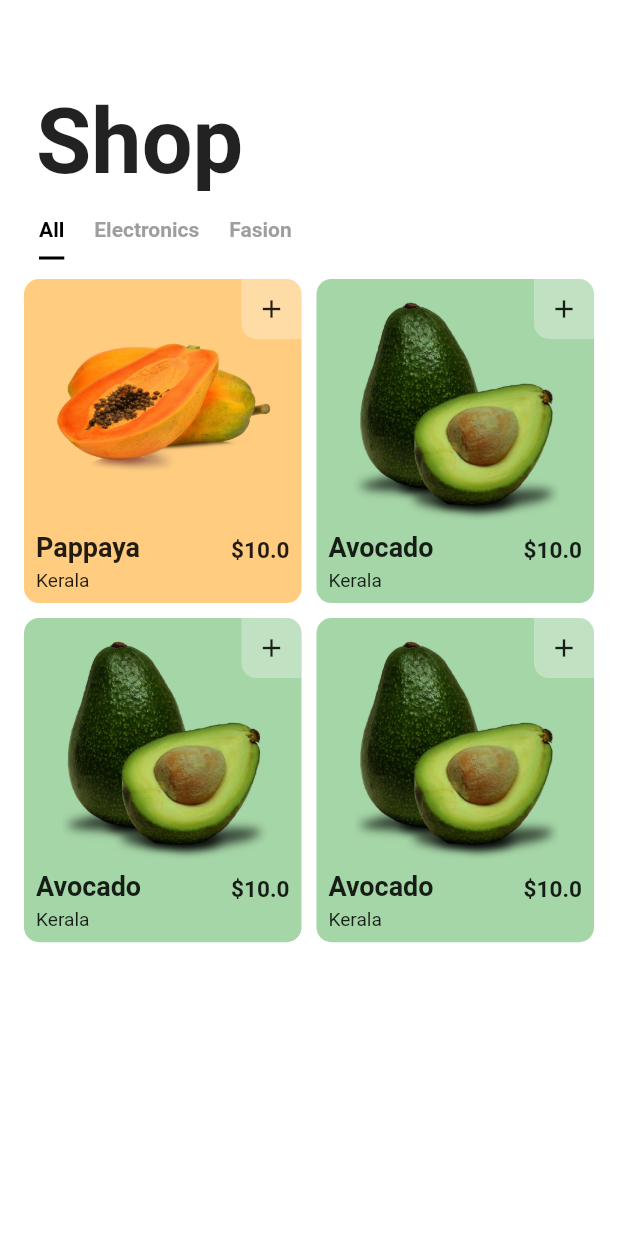
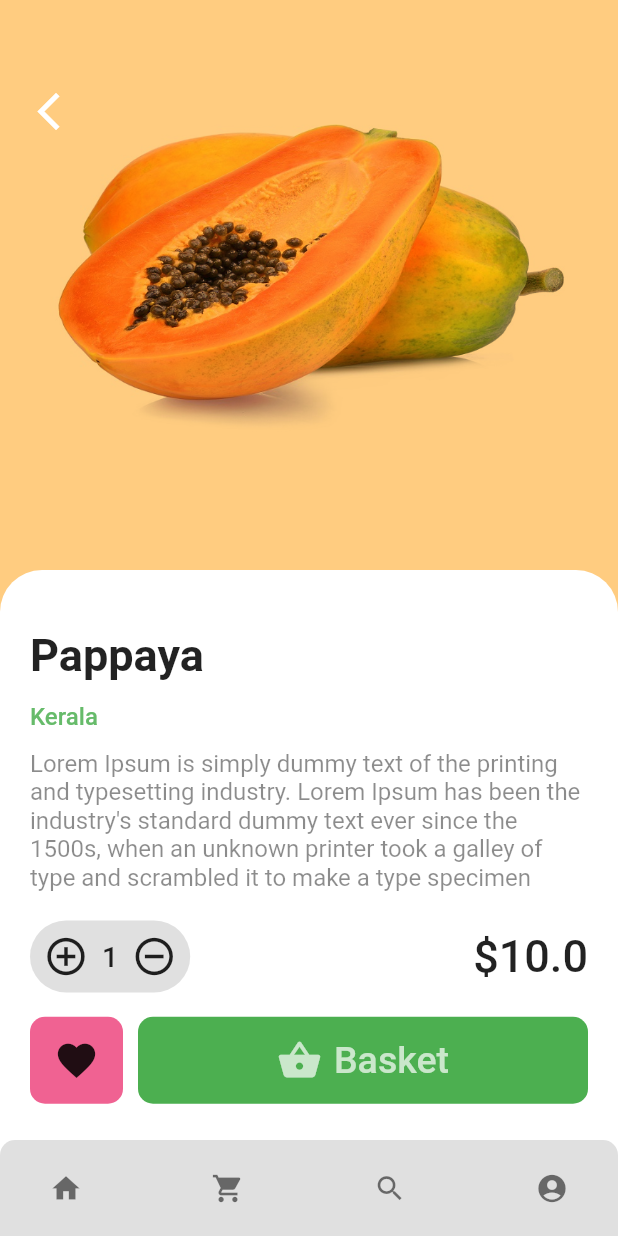
Before and after one commit to amal-chandran/tinker-hub-flutter-tasks, a Flutter app: the screen it shows after launch, on a phone screen of 412 x 824 dp. Run offline on Flutter 3.47's test engine with Material 2 defaults, Android fonts, the phone set to English and light mode, and no system bars.

Commit message:
created product details view

```diff
--- a/task_3/lib/main.dart
+++ b/task_3/lib/main.dart
@@ -1,5 +1,6 @@
 import 'package:flutter/material.dart';
 import 'package:task_3/screens/home.dart';
+import 'package:task_3/screens/product_details.dart';
 
 void main() => runApp(MyApp());
 
@@ -11,7 +12,57 @@ class MyApp extends StatelessWidget {
       theme: ThemeData(
         primarySwatch: Colors.blue,
       ),
-      home: Scaffold(body: Home()),
+      home: Scaffold(
+          body: Container(
+              child: Container(
+                  decoration: BoxDecoration(color: Colors.white),
+                  child: Column(
+                      crossAxisAlignment: CrossAxisAlignment.center,
+                      mainAxisAlignment: MainAxisAlignment.spaceBetween,
+                      children: <Widget>[
+                        ProductDetails(),
+                        // Home(),
+                        Container(
+                          padding: EdgeInsets.symmetric(horizontal: 12),
+                          decoration: BoxDecoration(
+                            borderRadius: BorderRadius.only(
+                                topLeft: Radius.circular(10),
+                                topRight: Radius.circular(10)),
+                            color: Colors.black12,
+                            // border: Border(
+                            //     top: BorderSide(
+                            //         style: BorderStyle.solid,
+                            //         color: Colors.grey,
+                            //         width: 1))
+                          ),
+                          child: Row(
+                              mainAxisAlignment: MainAxisAlignment.spaceBetween,
+                              children: [
+                                {"name": "Home", "icon": Icons.home},
+                                {"name": "Cart", "icon": Icons.shopping_cart},
+                                {"name": "Search", "icon": Icons.search},
+                                {
+                                  "name": "Account",
+                                  "icon": Icons.account_circle
+                                },
+                              ]
+                                  .map(
+                                    (menuItems) => Container(
+                                      padding: EdgeInsets.all(8),
+                                      child: IconButton(
+                                        color: Colors.black54,
+                                        icon: Icon(
+                                          menuItems["icon"],
+                                          size: 22,
+                                        ),
+                                        // iconSize: 24,
+                                        onPressed: () => {},
+                                      ),
+                                    ),
+                                  )
+                                  .toList()),
+                        )
+                      ])))),
     );
   }
 }
--- a/task_3/lib/models/product_model.dart
+++ b/task_3/lib/models/product_model.dart
@@ -5,6 +5,7 @@ class ProductModel {
   double id;
   String imageURL;
   String location;
+  String desc;
   double price;
   Color bgColor;
 
@@ -13,6 +14,7 @@ class ProductModel {
       this.name,
       this.bgColor,
       this.location,
+      this.desc = "",
       this.imageURL,
       this.price});
 }
--- a/task_3/lib/screens/home.dart
+++ b/task_3/lib/screens/home.dart
@@ -44,12 +44,14 @@ class Home extends StatelessWidget {
     var sideRight = productsList.sublist(
         (productsList.length ~/ 2).toInt(), productsList.length);
     return Container(
-      width: double.infinity,
-      height: double.infinity,
+      // width: double.infinity,
+      // height: double.infinity,
       padding: EdgeInsets.fromLTRB(16, 51, 16, 16),
-      decoration: BoxDecoration(color: Colors.white),
       child: Column(
         crossAxisAlignment: CrossAxisAlignment.start,
+        children: <Widget>[
+          Row(
+            mainAxisAlignment: MainAxisAlignment.spaceBetween,
             children: <Widget>[
               Padding(
                 padding: const EdgeInsets.all(8.0),
@@ -57,6 +59,31 @@ class Home extends StatelessWidget {
                   "Shop",
                   style: TextStyle(fontSize: 60, fontWeight: FontWeight.bold),
                 ),
+              ),
+              Row(
+                mainAxisAlignment: MainAxisAlignment.end,
+                children: <Widget>[
+                  // IconButton(
+                  //   icon: Icon(
+                  //     Icons.menu,
+                  //   ),
+                  //   onPressed: () => {},
+                  // ),
+                  IconButton(
+                    icon: Icon(
+                      Icons.shopping_cart,
+                    ),
+                    onPressed: () => {},
+                  ),
+                  // IconButton(
+                  //   icon: Icon(
+                  //     Icons.search,
+                  //   ),
+                  //   onPressed: () => {},
+                  // )
+                ],
+              ),
+            ],
           ),
           Row(
             children: ["All", "Electronics", "Fasion"]
--- /dev/null
+++ b/task_3/lib/screens/product_details.dart
@@ -0,0 +1,221 @@
+import 'package:flutter/material.dart';
+import 'package:flutter/widgets.dart';
+import 'package:task_3/models/product_model.dart';
+
+class ProductDetails extends StatefulWidget {
+  final ProductModel productData = ProductModel(
+      id: 1,
+      imageURL: "assets/images/1.png",
+      price: 10,
+      name: "Pappaya",
+      location: "Kerala",
+      desc:
+          "Lorem Ipsum is simply dummy text of the printing and typesetting industry. Lorem Ipsum has been the industry's standard dummy text ever since the 1500s, when an unknown printer took a galley of type and scrambled it to make a type specimen book. It has survived not only five centuries, but also the leap into electronic typesetting, remaining essentially unchanged. It was popularised in the 1960s with the release of Letraset sheets containing Lorem Ipsum passages, and more recently with desktop publishing software like Aldus PageMaker including versions of Lorem Ipsum.",
+      bgColor: Colors.orange[200]);
+  @override
+  _ProductDetailsState createState() => _ProductDetailsState();
+}
+
+class _ProductDetailsState extends State<ProductDetails> {
+  int quantity = 1;
+
+  handleAdd() {
+    this.setState(() {
+      this.quantity += 1;
+    });
+  }
+
+  handleRemove() {
+    if (this.quantity > 1)
+      this.setState(() {
+        this.quantity -= 1;
+      });
+  }
+
+  @override
+  Widget build(BuildContext context) {
+    return Expanded(
+      child: Container(
+        width: double.infinity,
+        decoration: BoxDecoration(color: widget.productData.bgColor),
+        child: Column(
+          children: <Widget>[
+            Expanded(
+              child: Stack(
+                children: <Widget>[
+                  Positioned(
+                    top: 50,
+                    child: IconButton(
+                      onPressed: () => {},
+                      icon: Icon(
+                        Icons.arrow_back_ios,
+                        size: 30,
+                        color: Colors.white,
+                      ),
+                    ),
+                  ),
+                  Image.asset(
+                    widget.productData.imageURL,
+                  ),
+                ],
+              ),
+            ),
+            Expanded(
+              child: Container(
+                padding:
+                    EdgeInsets.only(top: 35, bottom: 20, left: 20, right: 20),
+                width: double.infinity,
+                decoration: BoxDecoration(
+                  color: Colors.white,
+                  borderRadius: BorderRadius.only(
+                      topLeft: Radius.circular(28),
+                      topRight: Radius.circular(28)),
+                ),
+                child: Column(
+                  mainAxisAlignment: MainAxisAlignment.spaceEvenly,
+                  crossAxisAlignment: CrossAxisAlignment.start,
+                  children: <Widget>[
+                    Text(
+                      widget.productData.name,
+                      style:
+                          TextStyle(fontSize: 30, fontWeight: FontWeight.bold),
+                    ),
+                    Padding(
+                      padding: const EdgeInsets.only(top: 10.0),
+                      child: Text(
+                        widget.productData.location,
+                        style: TextStyle(
+                            color: Colors.green[400],
+                            fontSize: 16,
+                            fontWeight: FontWeight.w500),
+                      ),
+                    ),
+                    Padding(
+                      padding: const EdgeInsets.only(top: 8.0),
+                      child: Text(
+                        widget.productData.desc,
+                        maxLines: 5,
+                        style: TextStyle(
+                            color: Colors.black45,
+                            fontSize: 16,
+                            fontWeight: FontWeight.w400),
+                      ),
+                    ),
+                    Container(
+                      padding: EdgeInsets.only(top: 15),
+                      child: Row(
+                        mainAxisAlignment: MainAxisAlignment.spaceBetween,
+                        children: <Widget>[
+                          Container(
+                            decoration: BoxDecoration(
+                                color: Colors.black12,
+                                borderRadius: BorderRadius.all(
+                                  Radius.circular(28),
+                                )
+                                // topRight: Radius.circular(28)),
+                                ),
+                            // margin: EdgeInsets.only(left: -10),
+                            child: Row(
+                              children: <Widget>[
+                                IconButton(
+                                  // padding: EdgeInsets.only(left: 0),
+                                  icon: Icon(
+                                    Icons.add_circle_outline,
+                                    size: 30,
+                                  ),
+                                  onPressed: this.handleAdd,
+                                ),
+                                Text(
+                                  this.quantity.toString(),
+                                  style: TextStyle(
+                                      color: Colors.black87,
+                                      fontSize: 19,
+                                      fontWeight: FontWeight.w500),
+                                ),
+                                IconButton(
+                                  icon: Icon(
+                                    Icons.remove_circle_outline,
+                                    size: 30,
+                                  ),
+                                  onPressed: this.handleRemove,
+                                ),
+                              ],
+                            ),
+                          ),
+                          Text(
+                            "\$" +
+                                (this.quantity * widget.productData.price)
+                                    .toString(),
+                            style: TextStyle(
+                                color: Colors.black87,
+                                fontSize: 30,
+                                fontWeight: FontWeight.w500),
+                          ),
+                        ],
+                      ),
+                    ),
+                    Padding(
+                      padding: const EdgeInsets.only(top: 12.0),
+                      child: Row(
+                        children: <Widget>[
+                          Container(
+                              margin: EdgeInsets.only(right: 10),
+                              padding: EdgeInsets.symmetric(
+                                  vertical: 14, horizontal: 16),
+                              decoration: BoxDecoration(
+                                  color: Colors.pink[300],
+                                  borderRadius: BorderRadius.all(
+                                    Radius.circular(10),
+                                  )
+                                  // topRight: Radius.circular(28)),
+                                  ),
+                              child: Icon(
+                                Icons.favorite,
+                                size: 30,
+                              )),
+                          Expanded(
+                            child: Container(
+                              padding: EdgeInsets.symmetric(
+                                  vertical: 14, horizontal: 16),
+                              decoration: BoxDecoration(
+                                  color: Colors.green,
+                                  borderRadius: BorderRadius.all(
+                                    Radius.circular(10),
+                                  )
+                                  // topRight: Radius.circular(28)),
+                                  ),
+                              child: Row(
+                                mainAxisAlignment: MainAxisAlignment.center,
+                                children: <Widget>[
+                                  Icon(
+                                    Icons.shopping_basket,
+                                    size: 30,
+                                    color: Colors.white70,
+                                  ),
+                                  Padding(
+                                    padding: const EdgeInsets.only(left: 8.0),
+                                    child: Text(
+                                      "Basket",
+                                      style: TextStyle(
+                                          color: Colors.white70,
+                                          fontSize: 25,
+                                          fontWeight: FontWeight.w500),
+                                    ),
+                                  ),
+                                ],
+                              ),
+                            ),
+                          )
+                        ],
+                      ),
+                    )
+                  ],
+                ),
+              ),
+            )
+          ],
+        ),
+      ),
+    );
+  }
+}
```
Lines whose indentation alone changed are shown as unchanged.
